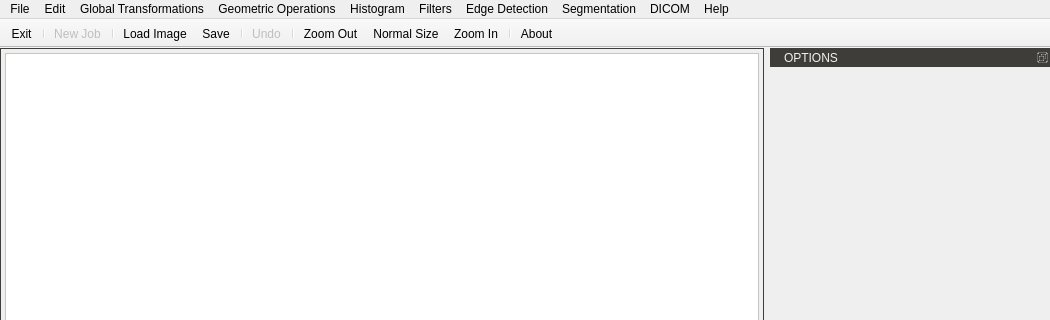
Above: GUI/mainwindow.ui from JianchengZh/learning-image-processing before the change; both pictures show x 0 to 1050 and y 0 to 320 of the 1050 by 700 pixel window. Below: the same form after it.
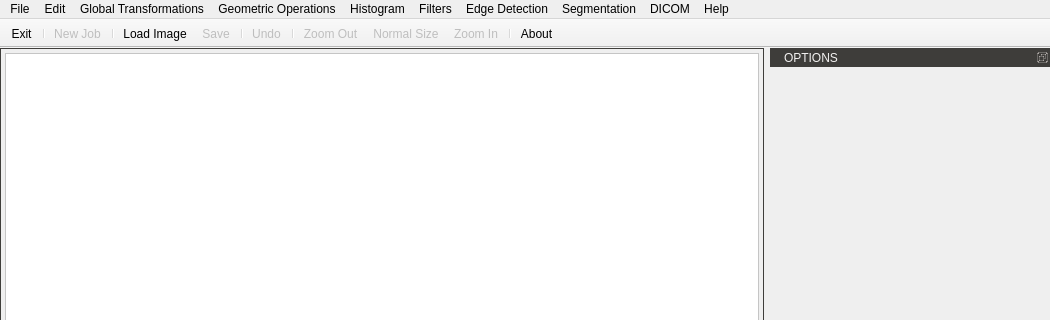
That is the form after the change. Icons and pictures are not drawn. Custom widgets are drawn as their Qt base class.

```diff
--- a/GUI/mainwindow.ui
+++ b/GUI/mainwindow.ui
@@ -720,6 +720,9 @@
    </property>
   </action>
   <action name="actionSave">
+   <property name="enabled">
+    <bool>false</bool>
+   </property>
    <property name="icon">
     <iconset resource="icons.qrc">
      <normaloff>:/icons/save.png</normaloff>:/icons/save.png</iconset>
@@ -897,6 +900,9 @@
    </property>
   </action>
   <action name="action_Normal_Size">
+   <property name="enabled">
+    <bool>false</bool>
+   </property>
    <property name="icon">
     <iconset resource="icons.qrc">
      <normaloff>:/icons/OriginalSize.png</normaloff>:/icons/OriginalSize.png</iconset>
@@ -921,6 +927,9 @@
    </property>
   </action>
   <action name="actionZoom_In">
+   <property name="enabled">
+    <bool>false</bool>
+   </property>
    <property name="icon">
     <iconset resource="icons.qrc">
      <normaloff>:/icons/Zoom In.png</normaloff>:/icons/Zoom In.png</iconset>
@@ -936,6 +945,9 @@
    </property>
   </action>
   <action name="actionZoom_Out">
+   <property name="enabled">
+    <bool>false</bool>
+   </property>
    <property name="icon">
     <iconset resource="icons.qrc">
      <normaloff>:/icons/Zoom Out.png</normaloff>:/icons/Zoom Out.png</iconset>
```
